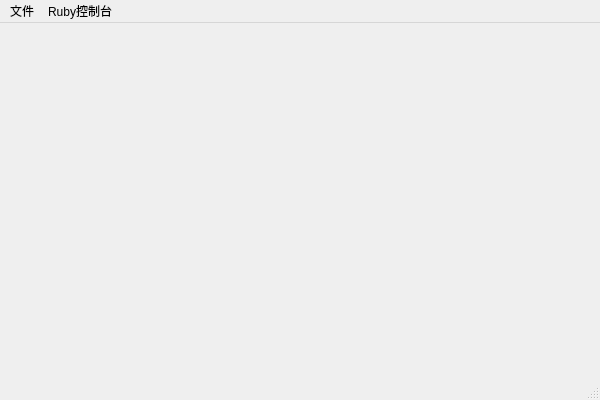
Old version of the form SketchupDemo/SketchupDemo.ui in the repository LItterBoy-GB/SketchupDemo.
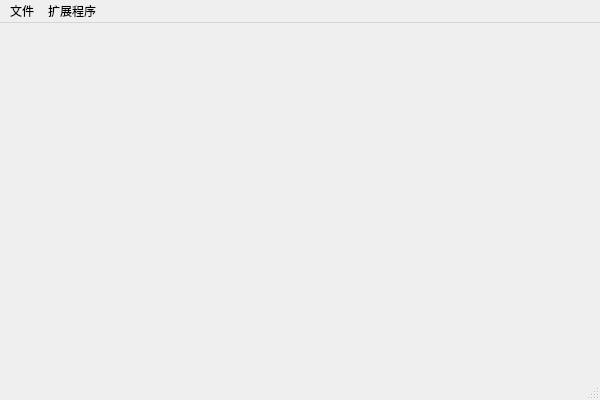
New version of the form.

Commit message: 新增：添加ruby控制台窗口，添加Ruby解释器

Patch:
```diff
--- a/SketchupDemo/SketchupDemo.ui
+++ b/SketchupDemo/SketchupDemo.ui
@@ -30,7 +30,7 @@
    </widget>
    <widget class="QMenu" name="menuRuby">
     <property name="title">
-     <string>Ruby控制台</string>
+     <string>扩展程序</string>
     </property>
    </widget>
    <addaction name="menu"/>
```
Left out of the diff: 6 changed lines with no effect on the pictures. The commit also changes 11 other files.
